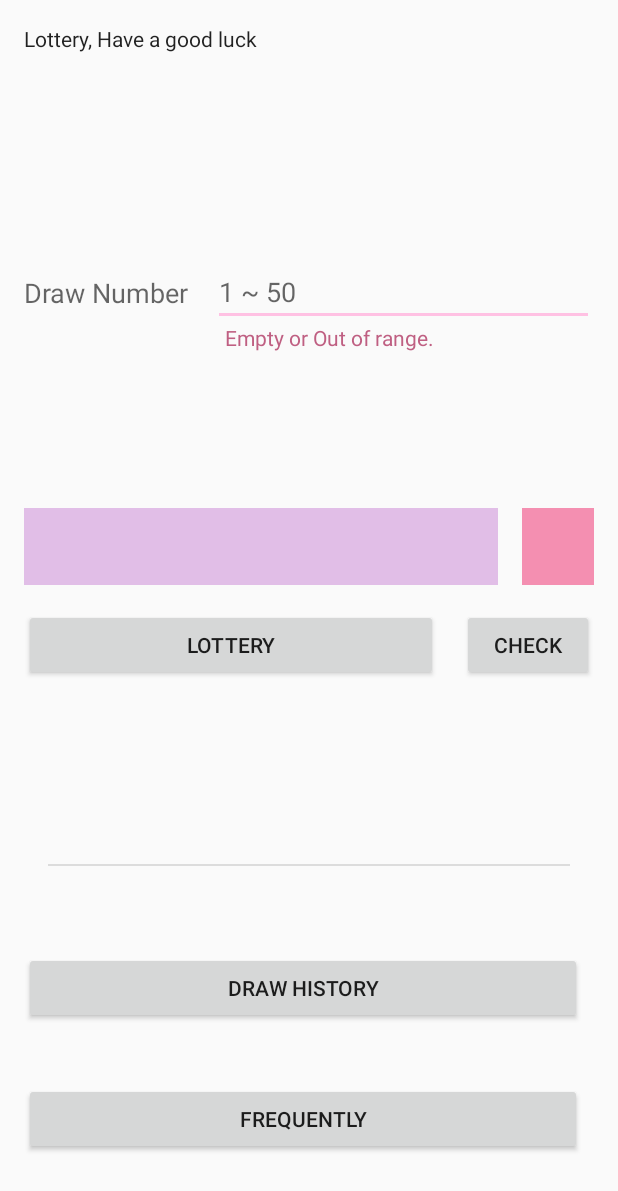
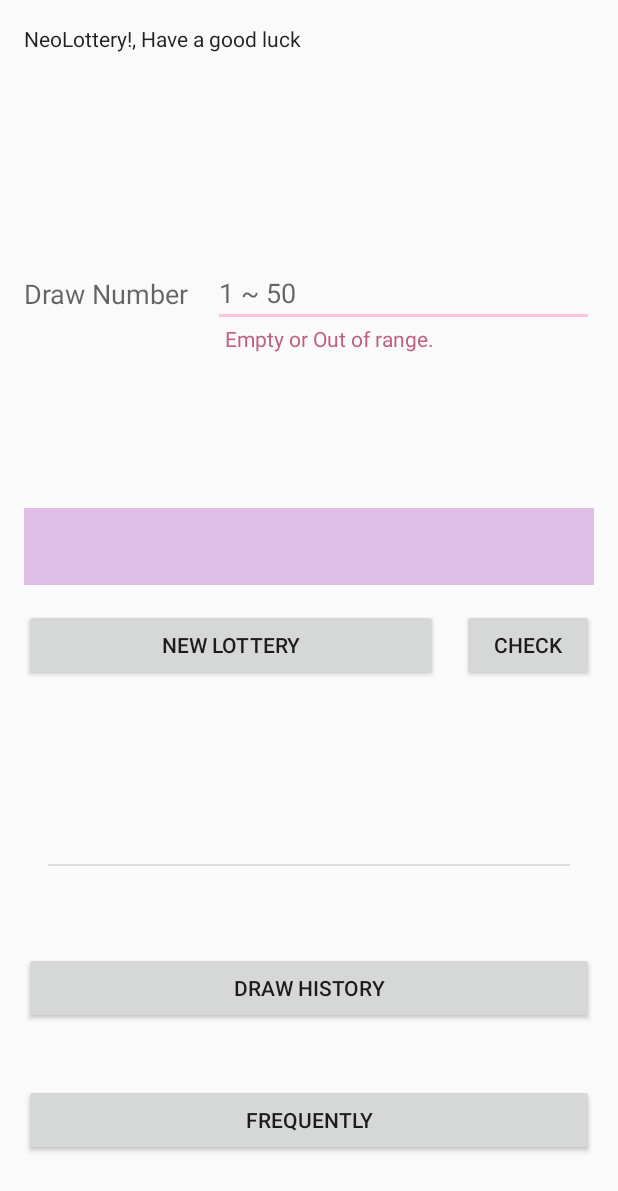
Before and after one commit to haejung83/lottery, an Android app: the MainFragment screen opened directly, with no data from a screen before it, on a phone screen of 412 x 824 dp. Shown: the top 1191 px of the screen. Run offline under Robolectric (Android 15) with nearby library versions, the phone set to English and light mode, and no system bars; our stand-ins replace RxJava, data binding; libraries missing offline, so code that uses them is left out: androidx.core.content; network calls fail; 4 statements that could not run were skipped.

```diff
--- a/app/src/main/res/layout/main_fragment.xml
+++ b/app/src/main/res/layout/main_fragment.xml
@@ -18,7 +18,7 @@
                 android:id="@+id/text_main_title"
                 android:layout_width="wrap_content"
                 android:layout_height="wrap_content"
-                android:text="Lottery, Have a good luck"
+                android:text="@string/label_main_greeting"
                 android:layout_marginTop="16dp"
                 android:layout_marginStart="16dp"
                 android:textAppearance="@style/TextAppearance.AppCompat.Body1"
@@ -28,7 +28,7 @@
                 android:id="@+id/text_draw_number_title"
                 android:layout_width="wrap_content"
                 android:layout_height="wrap_content"
-                android:text="Draw Number"
+                android:text="@string/label_draw_number_title"
                 android:layout_marginStart="16dp"
                 android:textAppearance="@style/TextAppearance.AppCompat.Medium"
                 app:layout_constraintStart_toStartOf="parent"
@@ -54,8 +54,8 @@
                 android:id="@+id/text_draw_number_hint"
                 android:layout_width="0dp"
                 android:layout_height="wrap_content"
-                android:text="Empty or Out of range."
-                android:visibility="@{safeUnbox(!viewmodel.isSatisfiedDrawNumberField) ? View.VISIBLE : View.INVISIBLE}"
+                android:text="@string/label_empty_or_out_of_range_desc"
+                android:visibility="@{!safeUnbox(viewmodel.isSatisfiedDrawNumberField) ? View.VISIBLE : View.INVISIBLE}"
                 app:layout_constraintStart_toStartOf="@+id/edit_draw_number"
                 app:layout_constraintEnd_toEndOf="@+id/edit_draw_number"
                 app:layout_constraintTop_toBottomOf="@+id/text_draw_number_title"
@@ -67,7 +67,7 @@
                 android:id="@+id/button_generate_lottery"
                 android:layout_width="0dp"
                 android:layout_height="wrap_content"
-                android:text="Lottery"
+                android:text="@string/label_generate_lottery"
                 android:layout_marginStart="16dp"
                 android:layout_marginTop="16dp"
                 android:layout_marginEnd="16dp"
@@ -81,7 +81,6 @@
                 android:layout_height="wrap_content"
                 android:text="@{viewmodel.generatedLotteryNumbers}"
                 android:layout_marginStart="16dp"
-                android:layout_marginEnd="16dp"
                 android:layout_marginTop="8dp"
                 android:layout_marginBottom="8dp"
                 android:paddingTop="16dp"
@@ -93,22 +92,7 @@
                 app:layout_constraintTop_toTopOf="parent"
                 app:layout_constraintBottom_toTopOf="@+id/divider_one"
                 app:layout_constraintVertical_bias="0.65"
-                app:layout_constraintEnd_toStartOf="@+id/text_generated_bonus_number"/>
-        <TextView
-                android:id="@+id/text_generated_bonus_number"
-                android:layout_width="48dp"
-                android:layout_height="0dp"
-                android:text="@{viewmodel.generatedBonusNumber}"
-                app:layout_constraintEnd_toEndOf="parent"
-                app:layout_constraintTop_toTopOf="@+id/text_generated_lottery_numbers"
-                app:layout_constraintBottom_toBottomOf="@+id/text_generated_lottery_numbers"
-                android:layout_marginEnd="16dp"
-                android:paddingStart="8dp"
-                android:paddingEnd="8dp"
-                android:paddingTop="8dp"
-                android:paddingBottom="8dp"
-                android:gravity="center"
-                android:background="@color/primaryColor"/>
+                android:layout_marginEnd="16dp" app:layout_constraintEnd_toEndOf="parent"/>
         <View
                 android:id="@+id/divider_one"
                 android:layout_width="0dp"
@@ -125,7 +109,7 @@
                 android:id="@+id/button_check_lottery"
                 android:layout_width="wrap_content"
                 android:layout_height="wrap_content"
-                android:text="Check"
+                android:text="@string/label_check_lottery"
                 android:layout_marginTop="16dp"
                 android:layout_marginEnd="16dp"
                 android:enabled="@{safeUnbox(viewmodel.isSatisfiedDrawNumberAndGenerateNumbers)}"
@@ -137,12 +121,11 @@
                 android:id="@+id/button_draw_history"
                 android:layout_width="0dp"
                 android:layout_height="wrap_content"
-                android:text="Draw History"
+                android:text="@string/label_draw_history"
                 android:onClick="@{() -> viewmodel.openHistory()}"
                 android:layout_marginBottom="8dp"
-                android:layout_marginEnd="8dp"
                 app:layout_constraintStart_toStartOf="@+id/text_generated_lottery_numbers"
-                app:layout_constraintEnd_toEndOf="@+id/text_generated_bonus_number"
+                app:layout_constraintEnd_toEndOf="@+id/text_generated_lottery_numbers"
                 app:layout_constraintTop_toBottomOf="@+id/divider_one"
                 app:layout_constraintBottom_toBottomOf="parent"
                 app:layout_constraintVertical_bias="0.3"/>
@@ -150,7 +133,7 @@
                 android:id="@+id/button_frequently_number"
                 android:layout_width="0dp"
                 android:layout_height="wrap_content"
-                android:text="Frequently"
+                android:text="@string/label_frequently"
                 android:onClick="@{() -> viewmodel.openFrequently()}"
                 android:layout_marginTop="8dp"
                 android:layout_marginBottom="8dp"
--- a/app/src/main/res/values/strings.xml
+++ b/app/src/main/res/values/strings.xml
@@ -12,10 +12,27 @@
     <!-- Welcome -->
     <string name="label_welcome">Welcome to NeoLottery</string>
 
+    <!-- Main -->
+    <string name="label_main_greeting">NeoLottery!, Have a good luck</string>
+    <string name="label_draw_number_title">Draw Number</string>
+    <string name="label_empty_or_out_of_range_desc">Empty or Out of range.</string>
+    <string name="label_generate_lottery">New Lottery</string>
+    <string name="label_check_lottery">Check</string>
+    <string name="label_draw_history">Draw History</string>
+    <string name="label_frequently">Frequently</string>
+
+    <!-- Win Dialog -->
+    <string name="label_win_dialog_title">Win result</string>
+    <string name="label_win_dialog_1st">Win 1st</string>
+    <string name="label_win_dialog_2nd">Win 2nd</string>
+    <string name="label_win_dialog_3rd">Win 3rd</string>
+    <string name="label_win_dialog_4th">Win 4th</string>
+    <string name="label_win_dialog_5th">Win 5th</string>
+    <string name="label_win_dialog_losing">Losing ticket</string>
+
     <!-- History -->
     <string name="label_draw_number">No.</string>
     <string name="label_draw_six_numbers">Numbers</string>
     <string name="label_draw_bonus_number">Bonus</string>
 
-
 </resources>
```
Also changed, not shown: app/src/main/java/com/github/haejung83/presentation/main/MainFragment.kt (+12 -0 lines), app/src/main/java/com/github/haejung83/presentation/main/MainViewModel.kt (+25 -18 lines).
